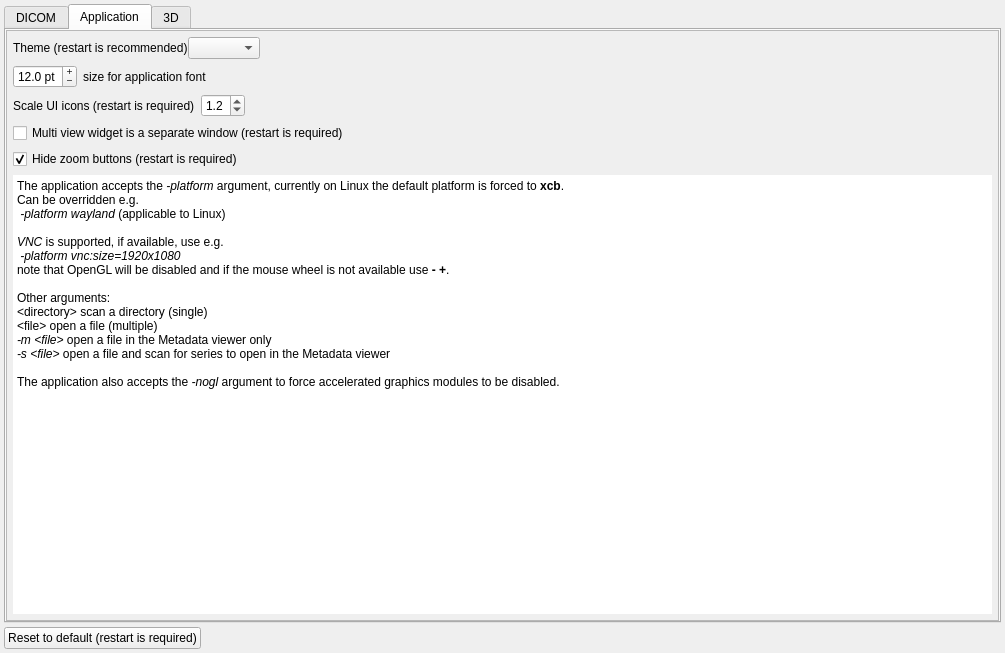
Qt form GUI/settingswidget.ui (AlizaMedicalImaging/AlizaMS) before a commit.
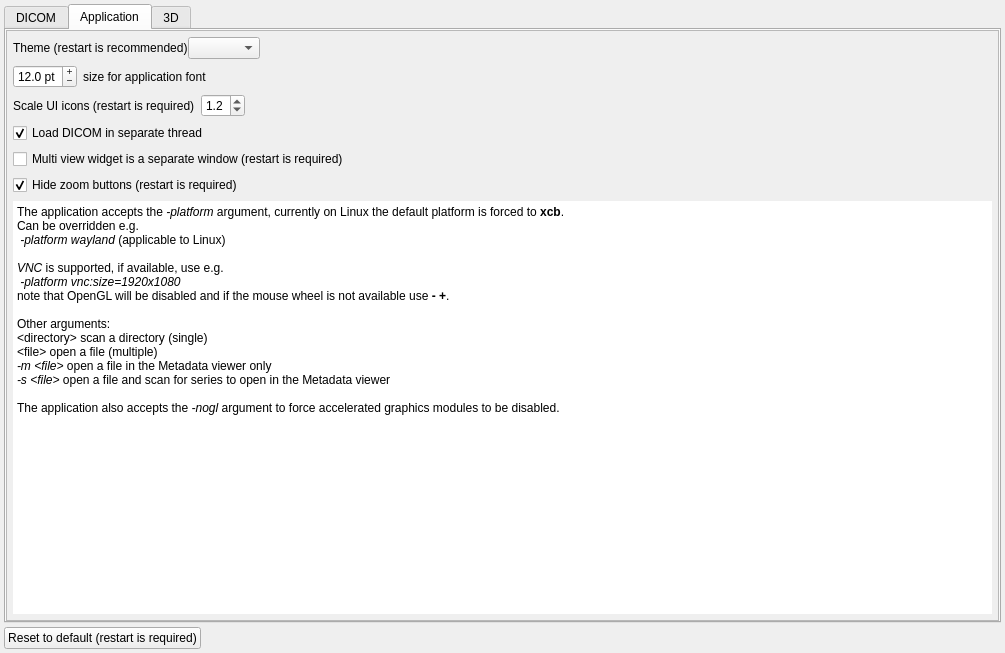
The same form after that commit. The open tabs and pages were chosen to show the change.

Commit message:
Runtime option to use or not separate thread to load files
S. Settings -> Application, default is On

The edit to the form file:
```diff
--- a/GUI/settingswidget.ui
+++ b/GUI/settingswidget.ui
@@ -593,8 +593,8 @@
            <rect>
             <x>0</x>
             <y>0</y>
-            <width>393</width>
-            <height>208</height>
+            <width>989</width>
+            <height>587</height>
            </rect>
           </property>
           <layout class="QVBoxLayout" name="verticalLayout_2">
@@ -784,6 +784,25 @@
              </item>
             </layout>
            </item>
+           <item>
+            <widget class="QCheckBox" name="dcmthread_checkBox">
+             <property name="sizePolicy">
+              <sizepolicy hsizetype="Expanding" vsizetype="Fixed">
+               <horstretch>0</horstretch>
+               <verstretch>0</verstretch>
+              </sizepolicy>
+             </property>
+             <property name="toolTip">
+              <string>&lt;html&gt;&lt;head/&gt;&lt;body&gt;&lt;p&gt;Loading DICOM in a separate thread has advantage that the GUI is always responsible and there is the option to break the operation at any point, but it seems that on &lt;span style=&quot; font-weight:600;&quot;&gt;Linux&lt;/span&gt; the application uses more memory, the memory should be released in case of memory shortage.&lt;/p&gt;&lt;/body&gt;&lt;/html&gt;</string>
+             </property>
+             <property name="text">
+              <string>Load DICOM in separate thread</string>
+             </property>
+             <property name="checked">
+              <bool>true</bool>
+             </property>
+            </widget>
+           </item>
            <item>
             <widget class="QCheckBox" name="mvsep_checkBox">
              <property name="sizePolicy">
```
Left out of the diff: 1 changed line with no effect on the pictures. The commit also changes 6 other files.
